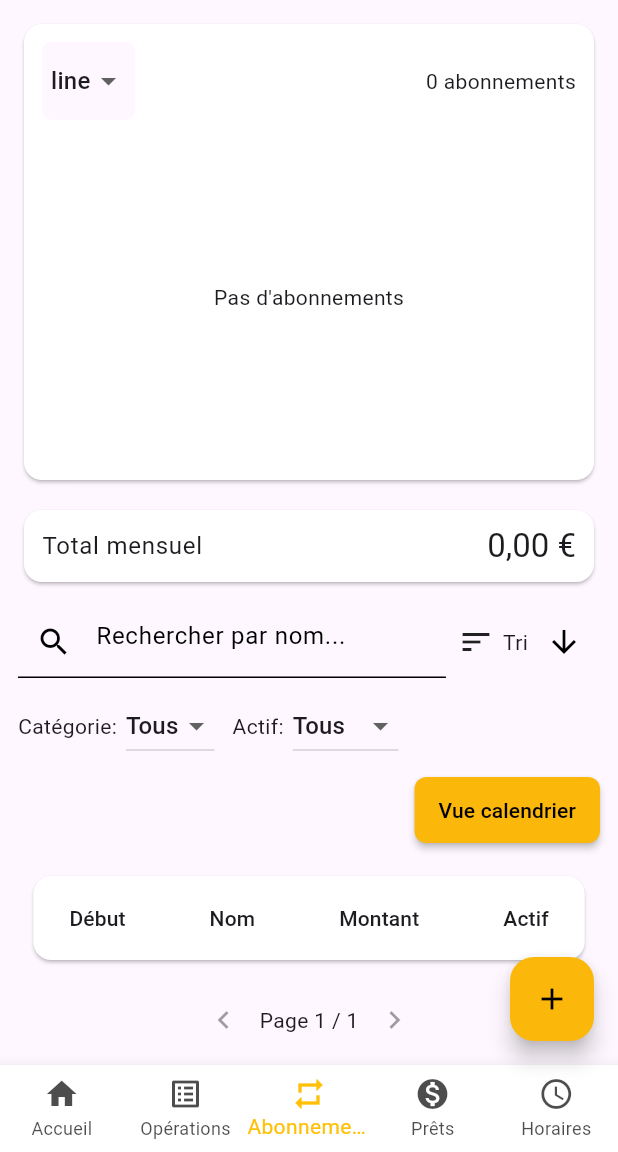
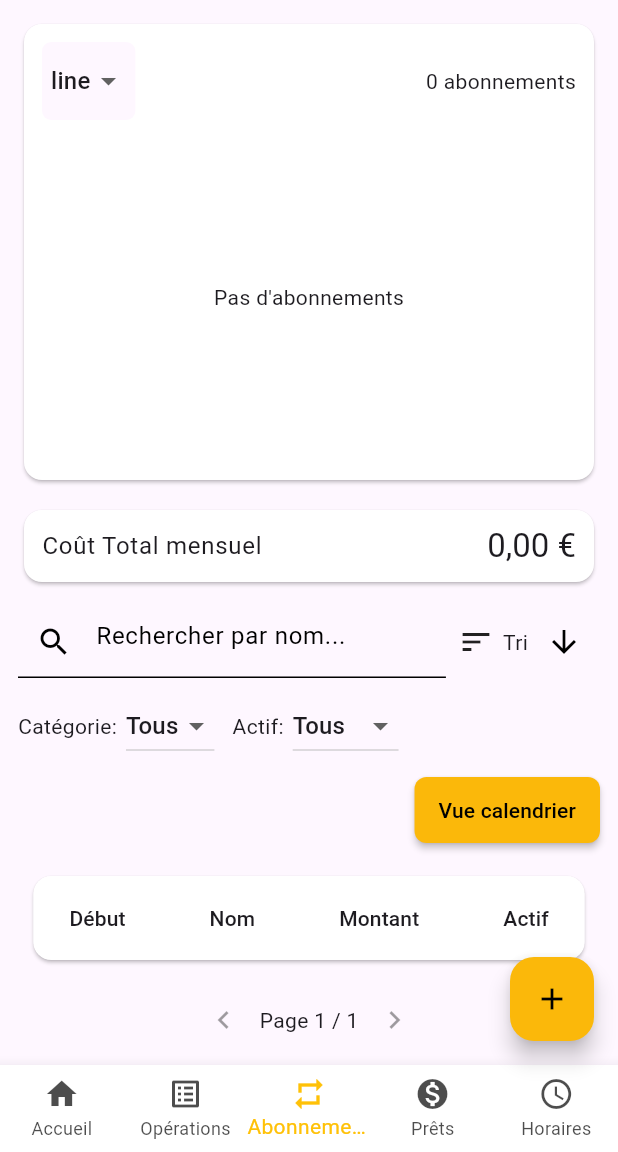
Before and after one commit to FloRobart/econoris_app, a Flutter app: the SubscriptionsPage screen opened by its route, on a phone screen of 412 x 824 dp, the part 84-1236 px from its top. Run offline on Flutter 3.47's test engine with Material 3 defaults, Android fonts, the light colour scheme and no system bars; our stand-ins replace fl_chart, flutter_dotenv, package_info_plus, shared_preferences, table_calendar; accounts and stored records are empty.

Commit message:
minor fix

```diff
--- a/lib/pages/subscriptions_page.dart
+++ b/lib/pages/subscriptions_page.dart
@@ -217,9 +217,9 @@ class _SubscriptionsPageState extends State<SubscriptionsPage> {
                 child: Padding(
                   padding: const EdgeInsets.symmetric(horizontal: 12, vertical: 10),
                   child: Row(children: [
-                    Text('Total mensuel', style: theme.textTheme.bodyLarge),
+                    Text('Coût Total mensuel', style: theme.textTheme.bodyLarge),
                     const Spacer(),
-                    Text(NumberFormat.currency(locale: 'fr_FR', symbol: '€').format(monthlyTotal), style: theme.textTheme.titleLarge),
+                    Text(NumberFormat.currency(locale: 'fr_FR', symbol: '€').format(monthlyTotal.abs()), style: theme.textTheme.titleLarge),
                   ]),
                 ),
               ),
```
